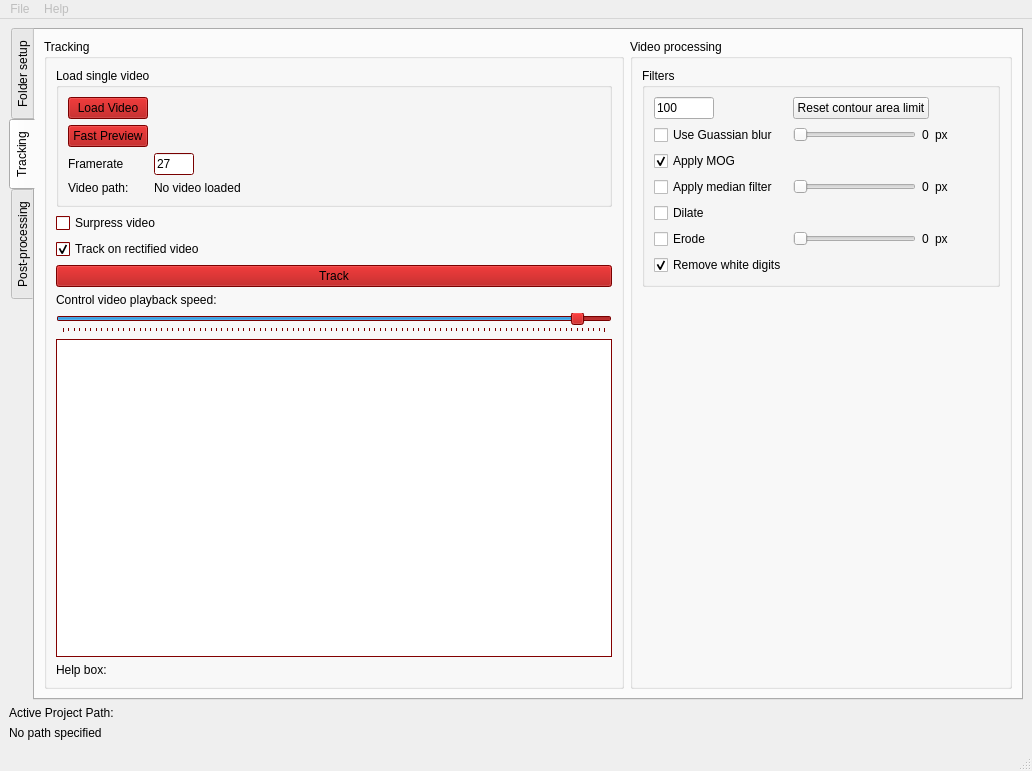
Old version of the form tracker_ui.ui in the repository Fishified/FishTracker.
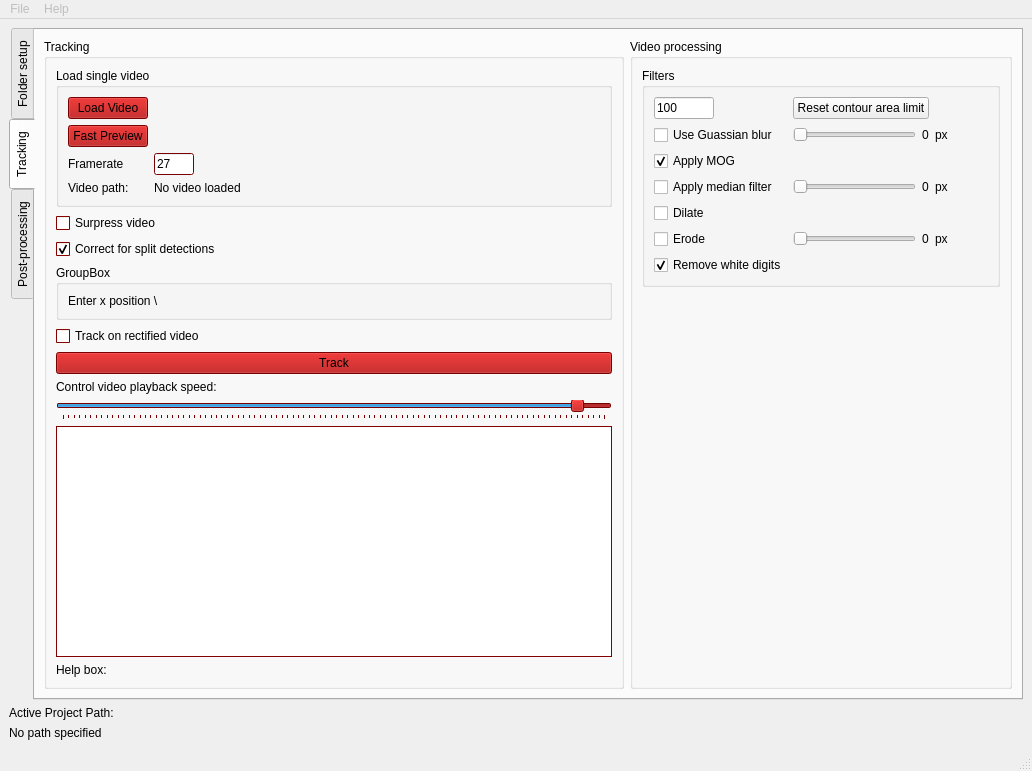
New version of the form. The open tabs and pages were chosen to show the change. Custom widgets are drawn as their Qt base class.

```diff
--- a/tracker_ui.ui
+++ b/tracker_ui.ui
@@ -39,7 +39,7 @@
        <enum>QTabWidget::Rounded</enum>
       </property>
       <property name="currentIndex">
-       <number>2</number>
+       <number>1</number>
       </property>
       <property name="movable">
        <bool>true</bool>
@@ -861,6 +861,9 @@
                     </item>
                     <item row="1" column="0">
                      <widget class="QPushButton" name="trkPreview_B">
+                      <property name="toolTip">
+                       <string>HI</string>
+                      </property>
                       <property name="text">
                        <string>Fast Preview</string>
                       </property>
@@ -947,6 +950,32 @@
                   </widget>
                  </item>
                  <item row="3" column="1">
+                  <widget class="QGroupBox" name="groupBox_18">
+                   <property name="title">
+                    <string>GroupBox</string>
+                   </property>
+                   <layout class="QGridLayout" name="gridLayout_26">
+                    <item row="0" column="0">
+                     <widget class="QLabel" name="label_11">
+                      <property name="text">
+                       <string>Enter x position \</string>
+                      </property>
+                     </widget>
+                    </item>
+                   </layout>
+                  </widget>
+                 </item>
+                 <item row="2" column="1">
+                  <widget class="QCheckBox" name="splitCorrect_CB">
+                   <property name="text">
+                    <string>Correct for split detections</string>
+                   </property>
+                   <property name="checked">
+                    <bool>true</bool>
+                   </property>
+                  </widget>
+                 </item>
+                 <item row="5" column="1">
                   <widget class="QPushButton" name="trkTrack_B">
                    <property name="toolTip">
                     <string>Starts object tracking on currently loaded video.</string>
@@ -959,10 +988,10 @@
                    </property>
                   </widget>
                  </item>
-                 <item row="6" column="1">
+                 <item row="8" column="1">
                   <widget class="QTextBrowser" name="track_TE"/>
                  </item>
-                 <item row="4" column="1">
+                 <item row="6" column="1">
                   <widget class="QLabel" name="label_control_Playback">
                    <property name="text">
                     <string>Control video playback speed:</string>
@@ -985,14 +1014,14 @@
                    </property>
                   </widget>
                  </item>
-                 <item row="7" column="1">
+                 <item row="9" column="1">
                   <widget class="QLabel" name="label_21">
                    <property name="text">
                     <string>Help box:</string>
                    </property>
                   </widget>
                  </item>
-                 <item row="5" column="1">
+                 <item row="7" column="1">
                   <widget class="QSlider" name="playbackSlider">
                    <property name="toolTip">
                     <string>Speed up or slow down video</string>
@@ -1014,13 +1043,13 @@
                    </property>
                   </widget>
                  </item>
-                 <item row="2" column="1">
+                 <item row="4" column="1">
                   <widget class="QCheckBox" name="trackRectify_CB">
                    <property name="text">
                     <string>Track on rectified video</string>
                    </property>
                    <property name="checked">
-                    <bool>true</bool>
+                    <bool>false</bool>
                    </property>
                   </widget>
                  </item>
@@ -1036,6 +1065,9 @@
             <property name="title">
              <string>Video processing</string>
             </property>
+            <property name="checkable">
+             <bool>false</bool>
+            </property>
             <layout class="QGridLayout" name="gridLayout_6">
              <item row="0" column="0" colspan="2">
               <widget class="QGroupBox" name="groupBox_2">
@@ -1485,7 +1517,7 @@
               <item row="4" column="0" colspan="2">
                <widget class="QTabWidget" name="tabWidget_3">
                 <property name="currentIndex">
-                 <number>0</number>
+                 <number>1</number>
                 </property>
                 <property name="usesScrollButtons">
                  <bool>false</bool>
@@ -1882,7 +1914,11 @@
               </property>
               <layout class="QGridLayout" name="gridLayout_30">
                <item row="0" column="0">
-                <widget class="MplWidget" name="mpl" native="true"/>
+                <widget class="QLabel" name="stitchPlot_L">
+                 <property name="text">
+                  <string>TextLabel</string>
+                 </property>
+                </widget>
                </item>
               </layout>
              </widget>
@@ -1941,14 +1977,6 @@
   </widget>
   <widget class="QStatusBar" name="statusbar"/>
  </widget>
- <customwidgets>
-  <customwidget>
-   <class>MplWidget</class>
-   <extends>QWidget</extends>
-   <header>mplwidget</header>
-   <container>1</container>
-  </customwidget>
- </customwidgets>
  <resources/>
  <connections>
   <connection>
```
Left out of the diff: 40 changed lines with no effect on the pictures.
